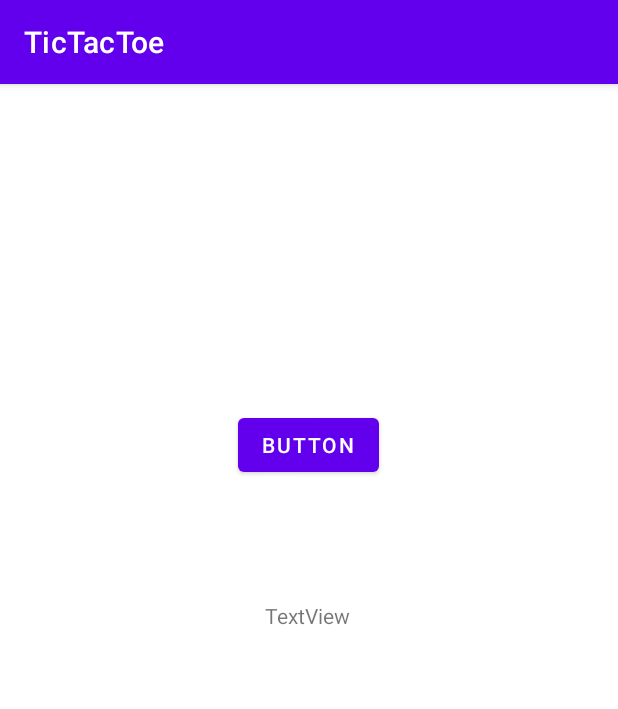
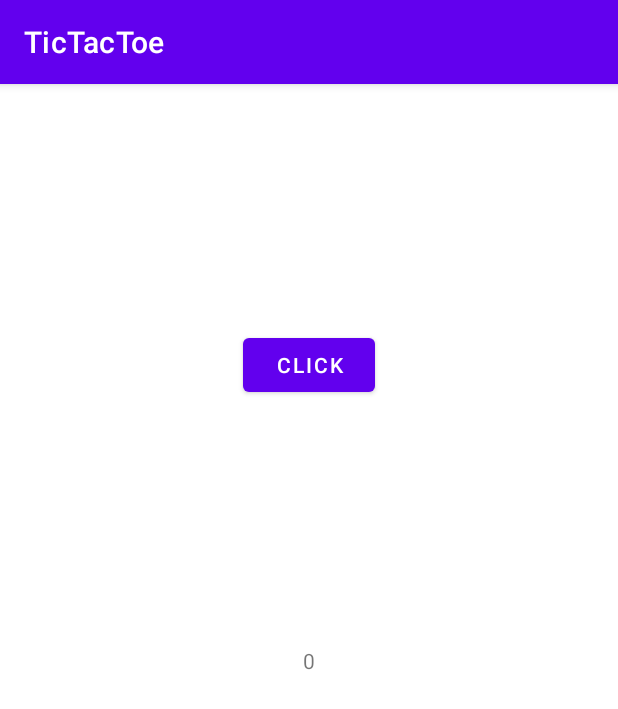
Before and after one commit to maddisonc/TicTacToe, an Android app: the screen it shows after launch (MainActivity), on a phone screen of 412 x 824 dp. Shown: the top 709 px of the screen. Run offline under Robolectric (Android 15) with nearby library versions, the phone set to English and light mode, and no system bars.

Commit message:
started prroof of concept

```diff
--- a/app/src/main/java/com/example/tictactoe/MainActivity.java
+++ b/app/src/main/java/com/example/tictactoe/MainActivity.java
@@ -5,24 +5,28 @@ import androidx.appcompat.app.AppCompatActivity;
 import android.os.Bundle;
 import android.view.View;
 import android.widget.Button;
+import android.widget.TextView;
+
+import com.example.tictactoe.R;
 
 public class MainActivity extends AppCompatActivity {
-    private Button button;
+    private int player = 1;
+    Button btn;
+    TextView textView2;
     @Override
     protected void onCreate(Bundle savedInstanceState) {
         super.onCreate(savedInstanceState);
         setContentView(R.layout.activity_main);
-        button = (Button)findViewById(R.id.button);
-        button.setOnClickListener(new View.OnClickListener()
-        {
+        btn = (Button) findViewById(R.id.btn);
+        textView2 = (TextView) findViewById(R.id.textView2);
+        btn.setOnClickListener(new View.OnClickListener() {
             @Override
-            public void onClick(View view)
-            {
-                String newText = textView2.getText
+            public void onClick(View view) {
+                player = switchPlayer(player);
+                textView2.setText(Integer.toString(player));
             }
         });
     }
-
     public static int switchPlayer(int player)
     {
         if(player == 1)
--- a/app/src/main/res/layout/activity_main.xml
+++ b/app/src/main/res/layout/activity_main.xml
@@ -6,31 +6,25 @@
     android:layout_height="match_parent"
     tools:context=".MainActivity">
 
-    <Button
-        android:id="@+id/button"
+    <TextView
+        android:id="@+id/textView2"
         android:layout_width="wrap_content"
         android:layout_height="wrap_content"
-        android:layout_marginStart="158dp"
-        android:layout_marginTop="198dp"
-        android:layout_marginEnd="159dp"
-        android:layout_marginBottom="485dp"
-        android:text="@string/button"
+        android:text="@string/_0"
         app:layout_constraintBottom_toBottomOf="parent"
         app:layout_constraintEnd_toEndOf="parent"
         app:layout_constraintStart_toStartOf="parent"
         app:layout_constraintTop_toTopOf="parent" />
 
-    <TextView
-        android:id="@+id/textView2"
+    <Button
+        android:id="@+id/btn"
         android:layout_width="wrap_content"
         android:layout_height="wrap_content"
-        android:layout_marginBottom="324dp"
-        android:text="@string/textview"
-        app:layout_constraintBottom_toBottomOf="parent"
+        android:text="@string/click"
+        app:layout_constraintBottom_toTopOf="@+id/textView2"
         app:layout_constraintEnd_toEndOf="parent"
-        app:layout_constraintHorizontal_bias="0.498"
         app:layout_constraintStart_toStartOf="parent"
-        app:layout_constraintTop_toBottomOf="@+id/button" />
+        app:layout_constraintTop_toTopOf="parent" />
 
 
 </androidx.constraintlayout.widget.ConstraintLayout>
--- a/app/src/main/res/values/strings.xml
+++ b/app/src/main/res/values/strings.xml
@@ -2,4 +2,6 @@
     <string name="app_name">TicTacToe</string>
     <string name="button">Button</string>
     <string name="textview">TextView</string>
+    <string name="_0">0</string>
+    <string name="click">click</string>
 </resources>
```
